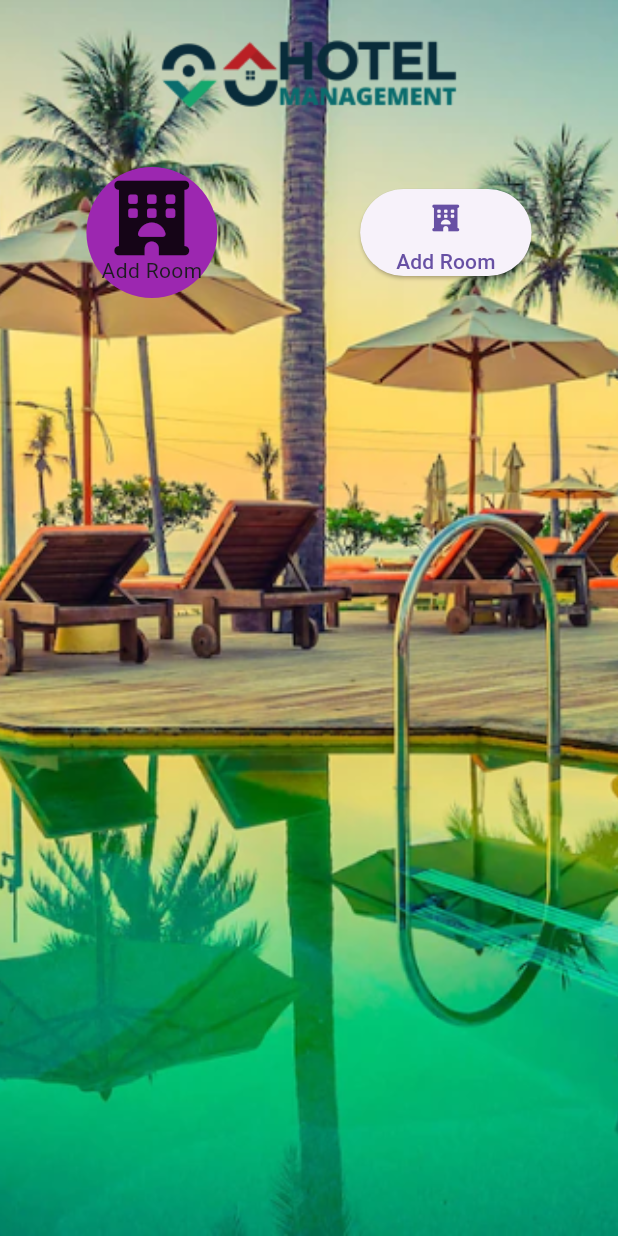
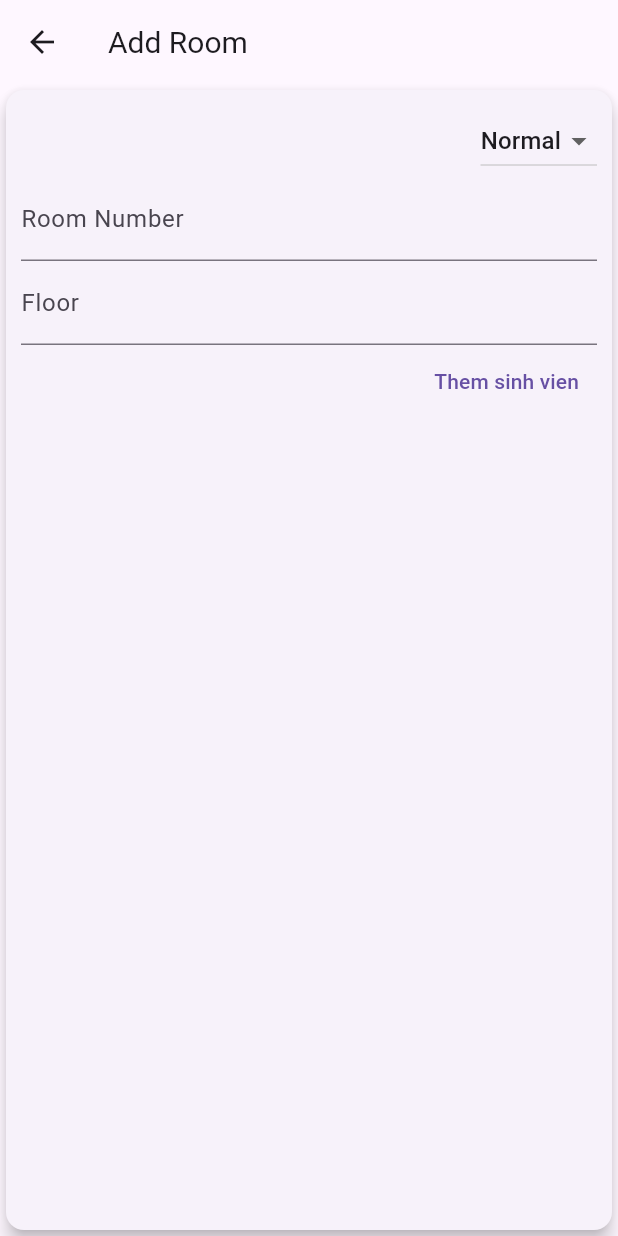
Before and after one commit to trandai03/middle_mobile, a Flutter app: the MyHomePage screen opened directly, after a tap on "Add Room", on a phone screen of 412 x 824 dp. Run offline on Flutter 3.47's test engine with Material 3 defaults, Android fonts, the phone set to English and light mode, and no system bars.

Commit message:
home_page

```diff
--- a/lib/main.dart
+++ b/lib/main.dart
@@ -1,22 +1,18 @@
 import 'package:flutter/material.dart';
-import 'package:provider/provider.dart';
-import './widgets/home_page.dart';
-import './widgets/quanlyphong.dart';
+import 'package:project/widgets/home_page.dart';
+
+import './widgets/formadd_room.dart';
+
 void main() {
   runApp(MyApp());
 }
 
 class MyApp extends StatelessWidget {
-
-
-
   @override
   Widget build(BuildContext context) {
     return MaterialApp(
       title: 'Flutter Demo',
-
-      home: QuanLyRoom(),
-
+      home: MyHomePage(),
     );
   }
 }
--- a/lib/modules/room.dart
+++ b/lib/modules/room.dart
@@ -1,24 +1,23 @@
 import 'package:flutter/material.dart';
+
 import './customer.dart';
+
 class Room {
   final DateTime? date;
   final TimeOfDay? start;
   final KhachHang? khachHang;
-  final int maPhong;
+  final String maPhong;
   final bool empty;
   final String type;
-  final int floor;
+  final String floor;
 
   Room({
     required this.floor,
     required this.type,
     required this.empty,
     required this.maPhong,
-     this.date,
+    this.date,
     this.start,
     this.khachHang,
   });
-
-
-
 }
--- a/lib/widgets/formadd_room.dart
+++ b/lib/widgets/formadd_room.dart
@@ -0,0 +1,83 @@
+import "package:flutter/material.dart";
+
+import '../modules/room.dart';
+
+class FormAddRoom extends StatelessWidget {
+  var typeRoomList = [
+    "Normal",
+    "VIP",
+    "Luxury",
+  ];
+
+  final roomNumberController = TextEditingController();
+  final floorController = TextEditingController();
+
+  var typeRoom = "Normal";
+  addRoom(String maPhong, bool empty, String type, String floor) {
+    final newRoom = Room(
+      maPhong: maPhong,
+      empty: empty,
+      type: type,
+      floor: floor,
+    );
+  }
+
+  submitData() {
+    final enterroomNumberController = roomNumberController.text;
+    final enterFloorController = floorController.text;
+    final enterTypeRoomController = typeRoom;
+  }
+
+  @override
+  Widget build(BuildContext context) {
+    return Scaffold(
+      appBar: AppBar(
+        title: Text(
+          "Add Room",
+          style: TextStyle(
+            fontSize: 20,
+          ),
+        ),
+      ),
+      body: Card(
+        elevation: 5,
+        child: Container(
+          padding: EdgeInsets.all(10),
+          child: Column(
+            crossAxisAlignment: CrossAxisAlignment.end,
+            children: [
+              DropdownButton<String>(
+                value: typeRoom,
+                items:
+                    typeRoomList.map<DropdownMenuItem<String>>((String value1) {
+                  return DropdownMenuItem<String>(
+                    value: value1,
+                    child: Text(value1),
+                  );
+                }).toList(),
+                onChanged: (String? value1) {
+                  typeRoom = value1!;
+                },
+              ),
+              TextField(
+                decoration: InputDecoration(labelText: 'Room Number'),
+                controller: roomNumberController,
+              ),
+              TextField(
+                decoration: InputDecoration(labelText: 'Floor'),
+                controller: floorController,
+              ),
+              TextButton(
+                child: Text('Them sinh vien'),
+                onPressed: () {
+                  addRoom(roomNumberController.toString(), true, typeRoom,
+                      floorController.toString());
+                },
+              )
+            ],
+          ),
+        ),
+      ),
+    );
+  }
+}
--- a/lib/widgets/home_page.dart
+++ b/lib/widgets/home_page.dart
@@ -1,104 +1,107 @@
 import 'package:flutter/material.dart';
-import 'package:font_awesome_flutter/font_awesome_flutter.dart';
+import 'package:project/widgets/formadd_room.dart';
 
-class MyHomePage extends StatelessWidget{
+import './quanlyphong.dart';
+
+class MyHomePage extends StatelessWidget {
+  var service = [
+    "Add Room",
+    "List Room",
+    "Edit Room",
+    "Delete Room",
+    "Rent Room",
+    "Check Room",
+  ];
+  void serviceClick(int index, context) {
+    switch (index) {
+      case 0:
+        Navigator.push(
+            context, MaterialPageRoute(builder: (context) => FormAddRoom()));
+      case 1:
+        Navigator.push(
+            context, MaterialPageRoute(builder: (context) => QuanLyRoom()));
+    }
+  }
 
   @override
-  Widget build(BuildContext context){
+  Widget build(BuildContext context) {
     return Scaffold(
-
-
         body: Container(
             decoration: BoxDecoration(
               image: DecorationImage(
                 image: AssetImage("assets/images/background.png"),
                 fit: BoxFit.cover,
+                opacity: 0.5,
               ),
             ),
-        child: ListView(
-          children: [
+            child: ListView(children: [
               Container(
-              height: 100.0,
-              width: 300.0,
+                height: 150,
+                width: double.infinity,
                 decoration: BoxDecoration(
                   image: DecorationImage(
                       image: AssetImage(
-                      'assets/images/logo.png'),
-
+                        'assets/images/logo.png',
                       ),
-
+                      scale: 0.9),
                 ),
               ),
               Container(
+                padding: const EdgeInsets.symmetric(horizontal: 30),
+                child: GridView.builder(
+                  itemCount: service.length,
+                  shrinkWrap: true,
+                  physics: const NeverScrollableScrollPhysics(),
+                  gridDelegate: const SliverGridDelegateWithFixedCrossAxisCount(
+                    crossAxisCount: 2,
+                    childAspectRatio: 1,
+                  ),
+                  itemBuilder: (context, index) {
+                    return GestureDetector(
+                      onTap: () {
+                        serviceClick(index, context);
+                      },
+                      child: Container(
+                        padding: const EdgeInsets.symmetric(vertical: 10),
                         margin: EdgeInsets.all(10),
+                        decoration: BoxDecoration(
+                            borderRadius: BorderRadius.circular(30),
+                            color: Colors.white30,
+                            boxShadow: [
+                              BoxShadow(
+                                offset: const Offset(0, 1),
+                                color: Colors.blue.withOpacity(0.2),
+                                spreadRadius: 2,
+                                blurRadius: 5,
+                              )
+                            ]),
                         child: Column(
+                          mainAxisAlignment: MainAxisAlignment.center,
                           children: [
-                  Row(
-                    mainAxisAlignment: MainAxisAlignment.spaceAround,
-                    children: [
-                      Stack(
-                        children: [
-                          Positioned.fill(
-                            child:Container(
-                              height: 100,
-                              width: 100,
-                              decoration: BoxDecoration(
-                                color: Colors.purple,
-                                shape: BoxShape.circle,
+                            Padding(
+                              padding: const EdgeInsets.all(10),
+                              child: Image.asset(
+                                "assets/images/hotel.png",
+                                width: 70,
+                                height: 70,
+                              ),
+                            ),
+                            const SizedBox(height: 10),
+                            Text(
+                              service[index],
+                              style: TextStyle(
+                                fontSize: 16,
+                                fontWeight: FontWeight.w500,
+                                color: Colors.black.withOpacity(0.7),
                               ),
                             )
-                          ),
-                          InkWell(
-                            onTap: () {
-                              // Xử lý khi nút được nhấn
-                              print('Button pressed');
-                            },
-                            child: Container(
-                              padding: EdgeInsets.all(10),
-                              alignment: Alignment.center,
-                              child: Column(
-                                children: [
-                                  Icon(FontAwesomeIcons.hotel,
-                                    size: 50,
-
-                                  ), // Sử dụng Icon thay vì FontAwesomeIcons.hotel
-                                  Text("Add Room"),
                           ],
                         ),
                       ),
-                          ),
-                        ],
-                      ),
-
-
-        ElevatedButton(
-                        onPressed: (){},
-                        child:
-                        Column(
-                          children: [
-                            Container(
-                                padding: EdgeInsets.all(10),
-                                alignment: Alignment.center,
-                                child: Icon(FontAwesomeIcons.hotel)
-                            ),
-                            Text("Add Room")
-                          ],
+                    );
+                  },
                 ),
               ),
-                    ],
-                  ),
-
-                ],
-              ),
-            ),
-          ],
-        ),
-      )
-
-
-    );
+            ])));
   }
-
-
-
 }
--- a/lib/widgets/quanlyphong.dart
+++ b/lib/widgets/quanlyphong.dart
@@ -1,9 +1,9 @@
 import 'package:flutter/material.dart';
+
 import '../modules/room.dart';
-import './formadd_room.dart';
 import './list_Room.dart';
-class QuanLyRoom extends StatefulWidget{
 
+class QuanLyRoom extends StatefulWidget {
   @override
   State<QuanLyRoom> createState() => _QuanLyRoomState();
 }
@@ -11,44 +11,27 @@ class QuanLyRoom extends StatefulWidget{
 class _QuanLyRoomState extends State<QuanLyRoom> {
   final List<Room> danhSachRoom = [
     Room(
-      maPhong: 403,
+      maPhong: "403",
       empty: true,
       type: "VIP",
-      floor: 4,
+      floor: "4",
     ),
-
     Room(
-      maPhong: 201,
+      maPhong: "201",
       empty: true,
       type: "Nomarl",
-      floor: 2,
+      floor: "2",
     ),
-
     Room(
-      maPhong: 404,
+      maPhong: "404",
       empty: true,
       type: "VIP",
-      floor: 4,
+      floor: "4",
     )
   ];
 
-  addRoom(int maPhong , bool empty , String type, int floor) {
-    final newRoom = Room(
-      maPhong: maPhong,
-      empty: empty,
-      type: type,
-      floor: floor,
-    );
-    setState(() {
-      danhSachRoom.add(newRoom);
-    });
-  }
-
-
   @override
-  Widget build(BuildContext context){
+  Widget build(BuildContext context) {
     return DanhSachRoom(danhSachRoom);
-
-
   }
 }
```
Also changed, not shown: assets/images/hotel.png (added), lib/widgets/check_room.dart (added), lib/widgets/edit_room.dart (added), lib/widgets/rent_room.dart (added). Lines whose indentation alone changed are shown as unchanged.
